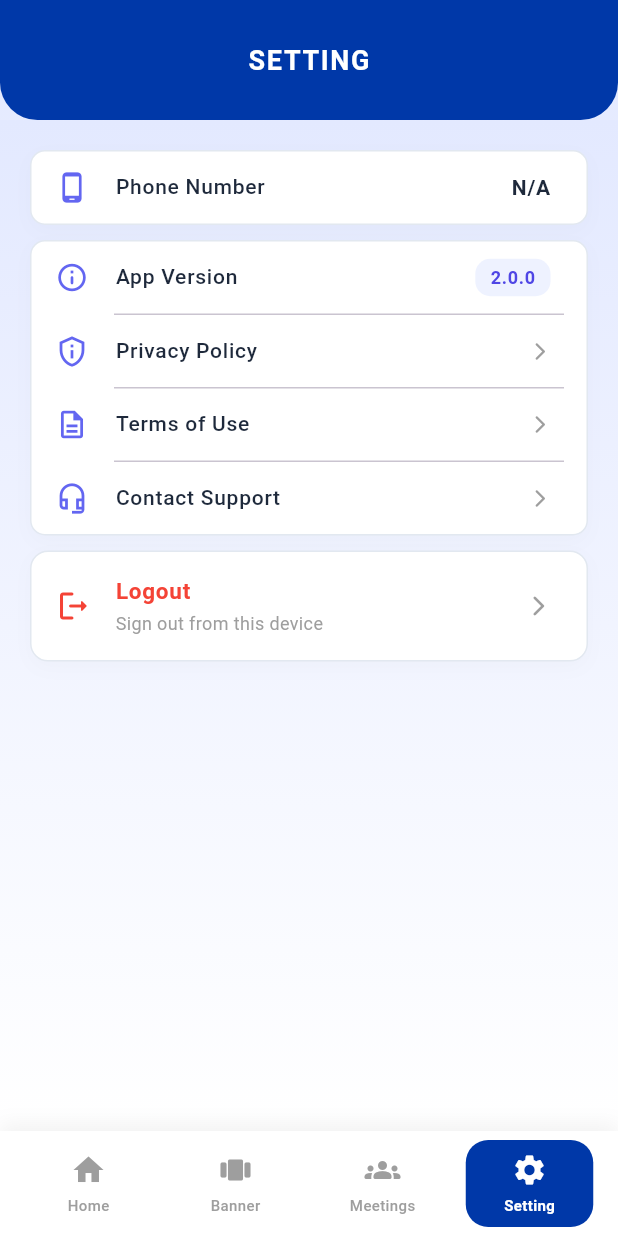
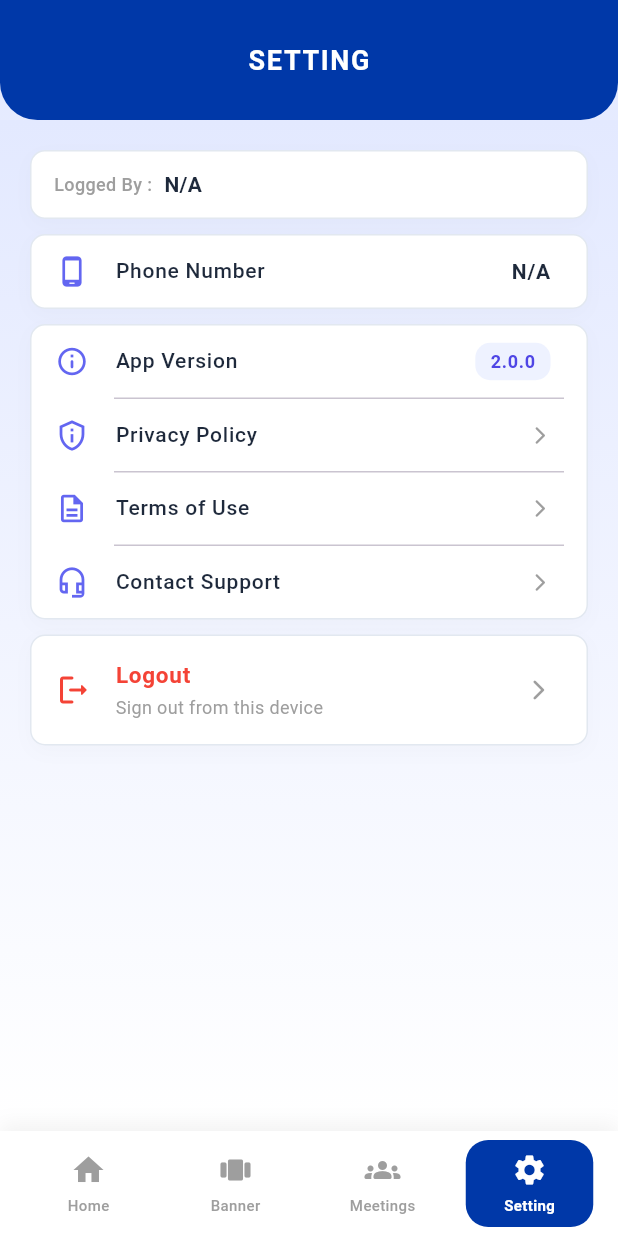
Before and after one commit to sjwebsolutions/Smartaig_admin-App, a Flutter app: the MainScreen screen opened directly, item 4 of the bottom bar chosen, on a phone screen of 412 x 824 dp. Run offline on Flutter 3.47's test engine with Material 3 defaults, Android fonts, the phone set to English and light mode, and no system bars; our stand-ins replace device_info_plus, firebase_analytics, firebase_core, firebase_crashlytics, firebase_messaging, flutter_local_notifications and 5 more; missing offline and left inert: flutter_pdfview; accounts and stored records are empty; network calls fail.

Commit message:
all screen ui digine

```diff
--- a/lib/view/screens/main_screen.dart
+++ b/lib/view/screens/main_screen.dart
@@ -17,7 +17,7 @@ class MainScreen extends StatefulWidget {
 class _MainScreenState extends State<MainScreen> {
   int _selectedIndex = 0;
   final List<String> _titles = [
-    'DASHBOARD',
+    'ADMINS DASHBOARD',
     'BANNER',
     'MEETINGS',
     'SETTING',
--- a/lib/view/screens/setting_screen.dart
+++ b/lib/view/screens/setting_screen.dart
@@ -52,6 +52,8 @@ class _SettingScreenState extends State<SettingScreen> {
           padding: const EdgeInsets.all(20.0),
           child: Column(
             children: [
+              _buildProfileCard(),
+              const SizedBox(height: 10),
               _buildPhoneCard(),
               const SizedBox(height: 10),
               _buildLegalCard(),
@@ -59,7 +61,7 @@ class _SettingScreenState extends State<SettingScreen> {
               Obx(() => Container(
                 decoration: BoxDecoration(
                   color: Colors.white,
-                  borderRadius: BorderRadius.circular(12),
+                  borderRadius: BorderRadius.circular(10),
                   border: Border.all(color: const Color(0xFFE2E8F0)),
                   boxShadow: [
                     BoxShadow(
@@ -99,6 +101,50 @@ class _SettingScreenState extends State<SettingScreen> {
             ],
           ),
         ),
+      ),
+    );
+  }
+
+  Widget _buildProfileCard() {
+    return Obx(() {
+      final user = dashboardController.dashboardData.value?.teacher;
+      return Container(
+        decoration: BoxDecoration(
+          color: Colors.white,
+          borderRadius: BorderRadius.circular(10),
+          border: Border.all(color: const Color(0xFFE2E8F0)),
+          boxShadow: [
+            BoxShadow(
+              color: Colors.black.withOpacity(0.02),
+              blurRadius: 10,
+              offset: const Offset(0, 4),
+            ),
+          ],
+        ),
+        child: _buildListRow("Logged By :", user?.name ?? "N/A"),
+      );
+    });
+  }
+
+  Widget _buildListRow(String label, String value) {
+    return Padding(
+      padding: const EdgeInsets.symmetric(horizontal: 15, vertical: 12),
+      child: Row(
+        children: [
+          Text(
+            label,
+            style: TextStyle(fontSize: 12, color: Colors.grey[500], fontWeight: FontWeight.w500),
+          ),
+          const SizedBox(width: 8),
+          Expanded(
+            child: Text(
+              value,
+              maxLines: 1,
+              overflow: TextOverflow.ellipsis,
+              style: const TextStyle(fontSize: 14, fontWeight: FontWeight.bold, color: Color(0xFF1E293B)),
+            ),
+          ),
+        ],
       ),
     );
   }
```
Also changed, not shown: lib/view/screens/dashboard_screen.dart (+105 -52 lines), 1 other file.
